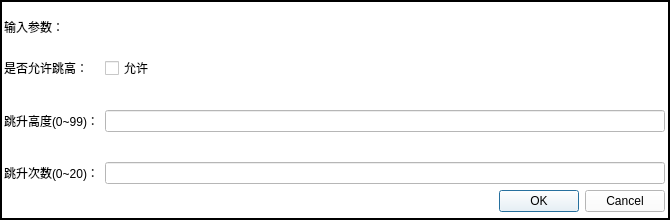
The window that jumpdialog.ui (taiyuankejizhu/SparkZNC) describes before a commit, drawn with Qt 5.
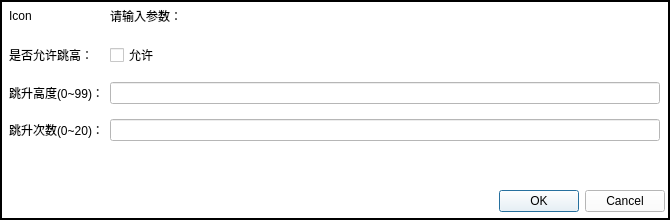
The same window after the commit.

The edit to the form file:
```diff
--- a/jumpdialog.ui
+++ b/jumpdialog.ui
@@ -480,52 +480,74 @@
      <property name="bottomMargin">
       <number>8</number>
      </property>
-     <item>
-      <widget class="QLabel" name="label">
-       <property name="text">
-        <string>输入参数：</string>
-       </property>
-      </widget>
-     </item>
      <item>
       <layout class="QFormLayout" name="formLayout">
+       <property name="fieldGrowthPolicy">
+        <enum>QFormLayout::AllNonFixedFieldsGrow</enum>
+       </property>
        <property name="horizontalSpacing">
         <number>6</number>
        </property>
        <property name="verticalSpacing">
-        <number>30</number>
+        <number>15</number>
        </property>
-       <item row="0" column="0">
+       <property name="leftMargin">
+        <number>5</number>
+       </property>
+       <property name="rightMargin">
+        <number>5</number>
+       </property>
+       <item row="2" column="0">
         <widget class="QLabel" name="label_2">
          <property name="text">
           <string>是否允许跳高：</string>
          </property>
         </widget>
        </item>
-       <item row="1" column="0">
+       <item row="2" column="1">
+        <widget class="QCheckBox" name="checkBox">
+         <property name="text">
+          <string>允许</string>
+         </property>
+        </widget>
+       </item>
+       <item row="3" column="0">
         <widget class="QLabel" name="label_3">
          <property name="text">
           <string>跳升高度(0~99)：</string>
          </property>
         </widget>
        </item>
-       <item row="2" column="0">
+       <item row="3" column="1">
+        <widget class="QLineEdit" name="lineEdit"/>
+       </item>
+       <item row="4" column="0">
         <widget class="QLabel" name="label_4">
          <property name="text">
           <string>跳升次数(0~20)：</string>
          </property>
         </widget>
        </item>
-       <item row="1" column="1">
-        <widget class="QLineEdit" name="lineEdit"/>
-       </item>
-       <item row="2" column="1">
+       <item row="4" column="1">
         <widget class="QLineEdit" name="lineEdit_2"/>
        </item>
-       <item row="0" column="1">
-        <widget class="QCheckBox" name="checkBox">
+       <item row="1" column="0">
+        <widget class="QLabel" name="label">
+         <property name="minimumSize">
+          <size>
+           <width>24</width>
+           <height>24</height>
+          </size>
+         </property>
          <property name="text">
-          <string>允许</string>
+          <string>Icon</string>
+         </property>
+        </widget>
+       </item>
+       <item row="1" column="1">
+        <widget class="QLabel" name="label_title">
+         <property name="text">
+          <string>请输入参数：</string>
          </property>
         </widget>
        </item>
```
